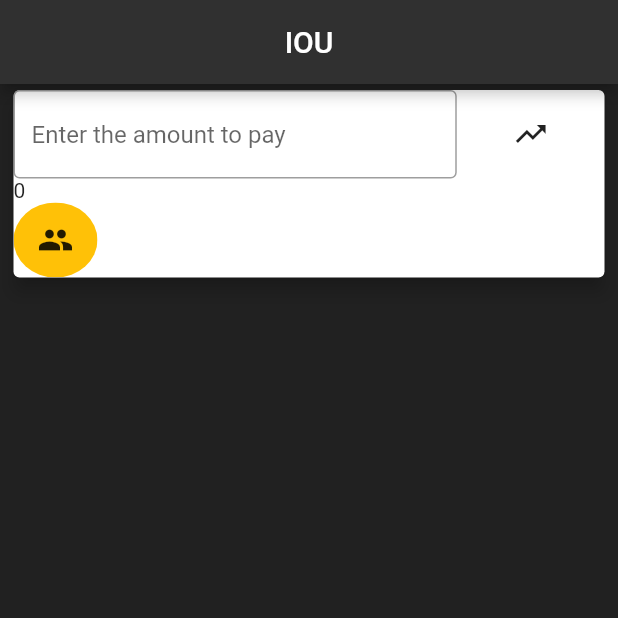
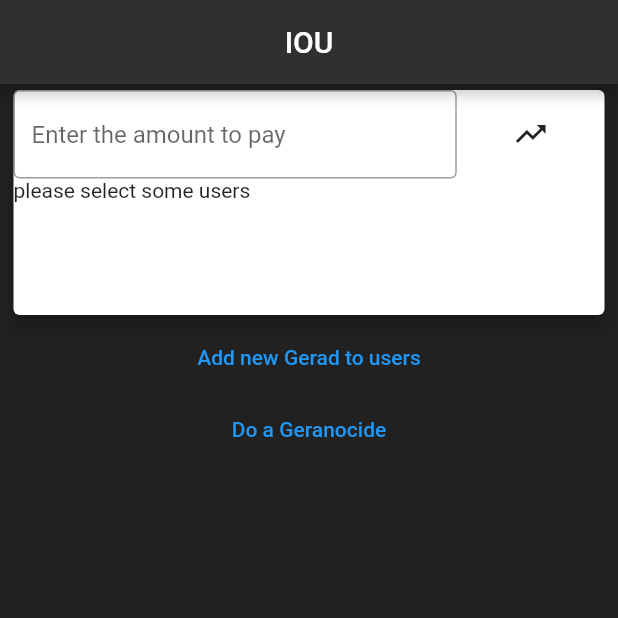
Before and after one commit to braimbau/IOU, a Flutter app: the screen it shows after launch, after a tap on the "trending up" icon, on a phone screen of 412 x 824 dp, the top half of it. Run offline on Flutter 3.47's test engine with Material 2 defaults, Android fonts, the phone set to English and light mode, and no system bars.

Commit message:
basic users

```diff
--- a/lib/main.dart
+++ b/lib/main.dart
@@ -10,14 +10,36 @@ class Home extends StatefulWidget {
   _HomeState createState() => _HomeState();
 }
 
+class User {
+  num _balance;
+  String _name;
+  Color _color;
+  bool _isSelected;
+  String _url;
+
+  User(String name, String url) {
+    this._name = name;
+    this._url = url;
+    this._isSelected = false;
+  }
+
+  addBalance(int n) {
+    _balance += n;
+  }
+}
+
 class _HomeState extends State<Home> {
-  int balance = 0;
+  int balance = -1;
+  double dbalance;
+  int isSelected = -1;
   int amountToPay = 0;
-  Color c = Colors.amber;
   final myController = TextEditingController();
+  List<User> userList = List<User>.empty(growable: true);
 
   @override
   Widget build(BuildContext context) {
+    //initialise user list
+
     return Scaffold(
       backgroundColor: Colors.grey[900],
       appBar: AppBar(
@@ -57,9 +79,19 @@ class _HomeState extends State<Home> {
                           onPressed: () {
                             setState(() {
                               double tmp = double.parse(
-                                  myController.text.replaceAll(',', '.')) *
+                                      myController.text.replaceAll(',', '.')) *
                                   100;
+
                               balance = tmp.toInt();
+                              num nbSelected = 0;
+                              userList.forEach((User user) {
+                                if (user._isSelected) nbSelected++;
+                              });
+                              if (nbSelected == 0)
+                                balance = -1;
+                              else
+                                balance = balance ~/ nbSelected;
+                              dbalance = balance / 100;
                             });
                           },
                         ),
@@ -67,41 +99,59 @@ class _HomeState extends State<Home> {
                     ],
                   ),
                   Row(
-                    children: [Text("$balance")],
+                    children: [
+                      Text((balance > 0)
+                          ? "Each people owe $dbalance euros"
+                          : "please select some users")
+                    ],
                   ),
                   SizedBox(
-                    height: 50,
-                    child: ListView(
-                      scrollDirection: Axis.horizontal,
-                      children: <Widget>[
-                      ClipOval(
-                        child : Material(
-                          color : c,
-                        child: InkWell(
-                          splashColor: Colors.red, // inkwell color
-                          child: SizedBox(width: 56, height: 56, child: Icon(Icons.people)),
-                          onTap:(
-                              ) {
-                            setState(() {
-                              c = Colors.red;
-                            });
-                          },
-
-                        ),
-                      ),
-                      ),
-
-                      ],
-                    ),
+                    height: 75,
+                    child: ListView.builder(
+                        scrollDirection: Axis.horizontal,
+                        padding: const EdgeInsets.all(8),
+                        itemCount: userList.length,
+                        itemBuilder: (BuildContext context, int index) {
+                          return InkWell(
+                            onTap: () {
+                              setState(() {
+                                userList[index]._isSelected =
+                                    !userList[index]._isSelected;
+                              });
+                            },
+                            child: CircleAvatar(
+                                radius: 25,
+                                backgroundColor: (userList[index]._isSelected) ? Colors.red : Colors.grey,
+                                child: CircleAvatar(
+                                  radius: 22,
+                                  backgroundImage:
+                                      NetworkImage(userList[index]._url),
+                                )),
+                          );
+                        }),
                   ),
                 ],
               ),
             ),
+            TextButton(
+                onPressed: () {
+                  setState(() {
+                    int i = 500 + userList.length;
+                    userList.add(User("Gerard", "https://loremflickr.com/$i/$i"));
+
+                  });
+                },
+                child: Text("Add new Gerad to users")),
+            TextButton(
+                onPressed: () {
+                  setState(() {
+                    userList.clear();
+                  });
+                },
+                child: Text("Do a Geranocide"))
           ],
-        ),)
-      ,
+        ),
+      ),
     );
   }
 }
-
-//
```
